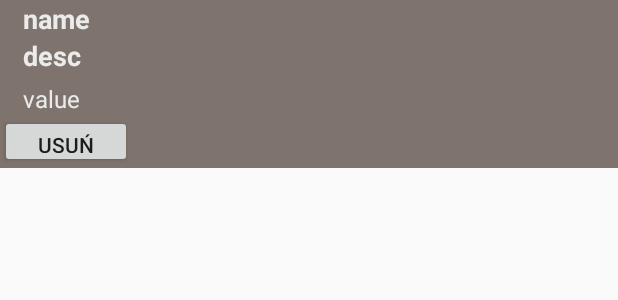
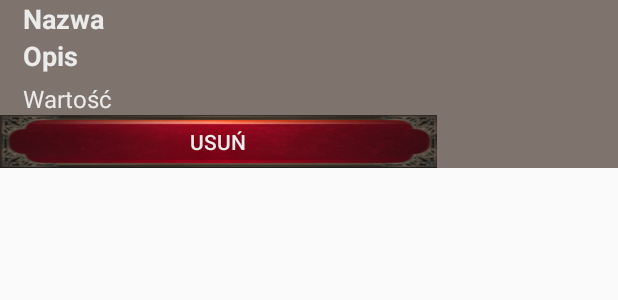
Before and after one commit to ajozefczak/Kuznia-Bohaterow-RPG-APP, an Android app: the layout custom_item_list.xml on its own in the app's theme, with its tools: preview values and no code run, on a phone screen of 412 x 824 dp. Shown: the top 300 px of the screen. Run offline under Robolectric (Android 15) with nearby library versions, the phone set to English and light mode, and no system bars; Roboto replaces fonts that are not available here.

Commit message:
v 0.4.5 l

```diff
--- a/app/src/main/res/layout/custom_item_list.xml
+++ b/app/src/main/res/layout/custom_item_list.xml
@@ -25,7 +25,7 @@
                 android:layout_marginStart="15dp"
                 android:layout_marginLeft="15dp"
                 android:fontFamily="@font/gabriela"
-                android:text="name"
+                android:text="Nazwa"
                 android:textAppearance="@style/Base.TextAppearance.AppCompat.Medium"
                 android:textColor="#ebebeb"
                 android:textStyle="bold" />
@@ -37,20 +37,20 @@
                 android:layout_marginStart="15dp"
                 android:layout_marginLeft="15dp"
                 android:fontFamily="@font/gabriela"
-                android:text="desc"
+                android:text="Opis"
                 android:textAppearance="@style/Base.TextAppearance.AppCompat.Medium"
                 android:textColor="#ebebeb"
                 android:textStyle="bold" />
 
             <TextView
                 android:id="@+id/itemVal"
-                android:layout_width="294dp"
+                android:layout_width="match_parent"
                 android:layout_height="wrap_content"
                 android:layout_marginStart="15dp"
                 android:layout_marginLeft="15dp"
                 android:layout_marginTop="5dp"
                 android:fontFamily="@font/gabriela"
-                android:text="value"
+                android:text="Wartość"
                 android:textColor="#ebebeb"
                 android:textSize="16sp" />
 
@@ -58,8 +58,12 @@
                 android:id="@+id/itemDelete"
                 android:layout_width="wrap_content"
                 android:layout_height="35dp"
-                android:text="Usuń" />
+                android:background="@drawable/przycisknaprzyciski"
+                android:gravity="center"
+                android:text="Usuń"
+                android:textColor="#ebebeb" />
 
         </LinearLayout>
     </LinearLayout>
+
 </LinearLayout>
```
Also changed, not shown: app/src/main/res/layout/custom_spell_list.xml (+8 -5 lines).
